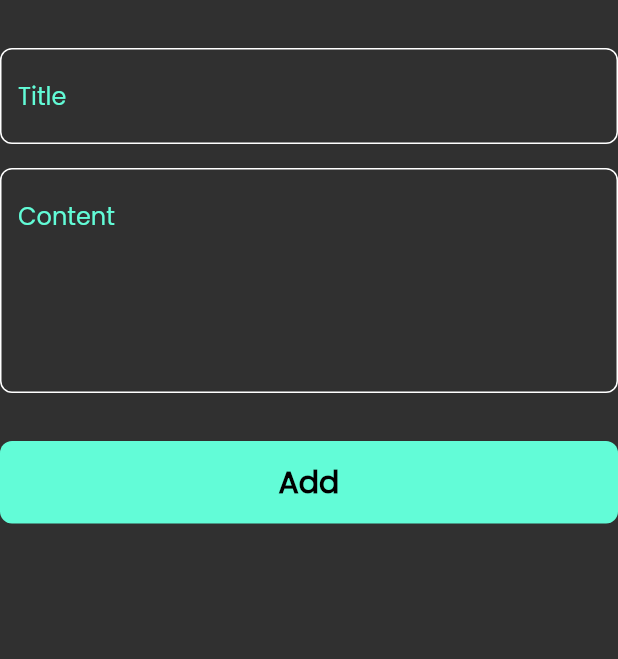
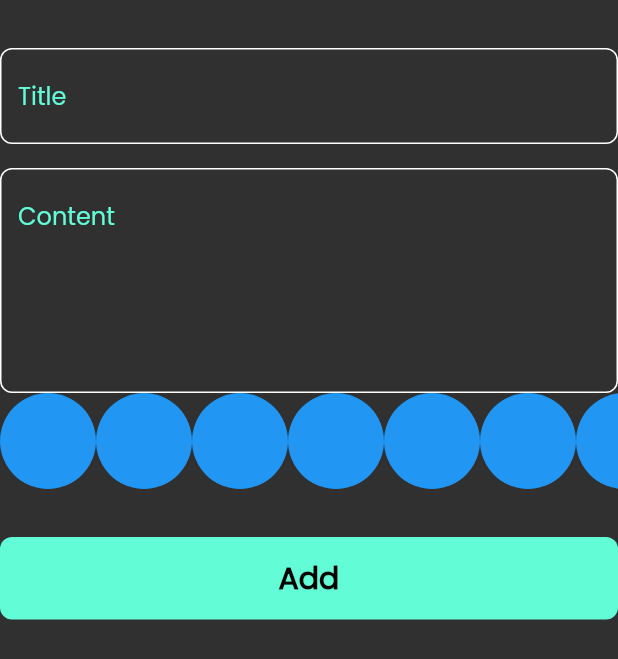
Before and after one commit to MoaazAbdelaziz/notes_app, a Flutter app: the AddNoteForm widget shown alone on an empty page, opened directly, on a phone screen of 412 x 824 dp. Shown: the top 659 px of the screen. Run offline on Flutter 3.47's test engine with Material 2 defaults, Android fonts, the phone set to English and light mode, and no system bars; our stand-ins replace bloc, flutter_bloc, hive, hive_flutter; accounts and stored records are empty.

Commit message:
create colors list view

```diff
--- a/lib/widgets/add_note_form.dart
+++ b/lib/widgets/add_note_form.dart
@@ -3,6 +3,7 @@ import 'package:flutter_bloc/flutter_bloc.dart';
 import 'package:intl/intl.dart';
 import 'package:notes_app/cubits/add_note_cubit/add_note_cubit.dart';
 import 'package:notes_app/models/note_model.dart';
+import 'package:notes_app/widgets/colors_list_view.dart';
 import 'package:notes_app/widgets/custom_button.dart';
 import 'package:notes_app/widgets/custom_text_field.dart';
 
@@ -47,6 +48,7 @@ class _AddNoteFormState extends State<AddNoteForm> {
               noteSubTitle = value;
             },
           ),
+          const ColorsListView(),
           const SizedBox(
             height: 32,
           ),
--- /dev/null
+++ b/lib/widgets/colors_list_view.dart
@@ -0,0 +1,31 @@
+import 'package:flutter/material.dart';
+
+class ColorItem extends StatelessWidget {
+  const ColorItem({super.key});
+
+  @override
+  Widget build(BuildContext context) {
+    return const CircleAvatar(
+      radius: 32,
+      backgroundColor: Colors.blue,
+    );
+  }
+}
+
+class ColorsListView extends StatelessWidget {
+  const ColorsListView({super.key});
+
+  @override
+  Widget build(BuildContext context) {
+    return SizedBox(
+      height: 32 * 2,
+      child: ListView.builder(
+        itemCount: 10,
+        scrollDirection: Axis.horizontal,
+        itemBuilder: (BuildContext context, int index) {
+          return const ColorItem();
+        },
+      ),
+    );
+  }
+}
```
